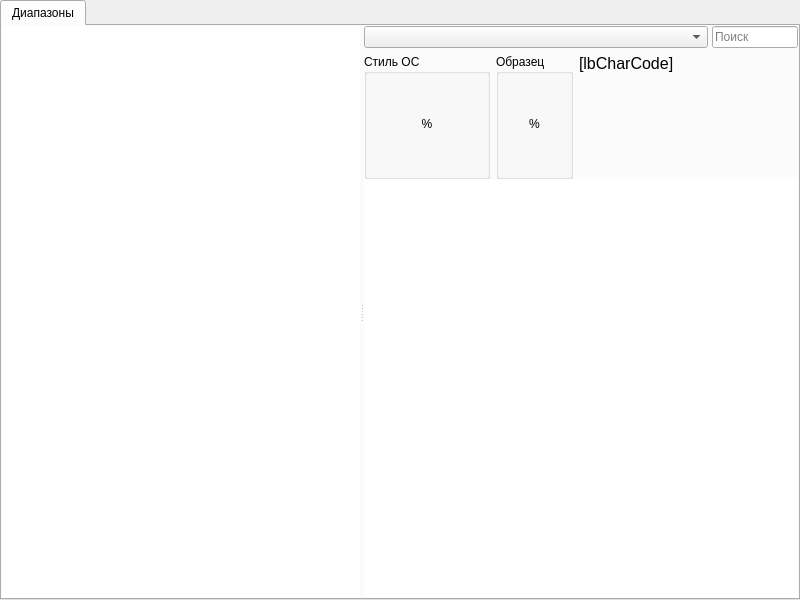
First picture: the form in Unicodia/FmMain.ui, repository Mercury13/unicodia, before the edit.
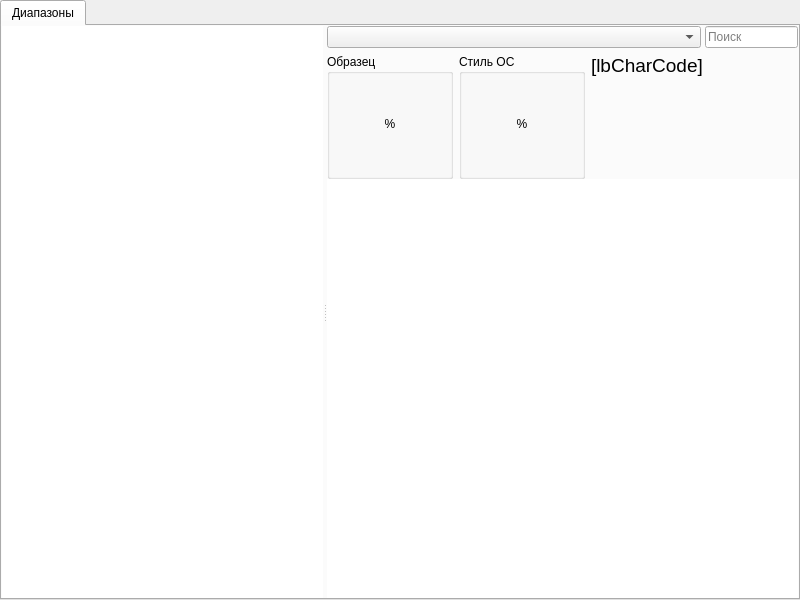
Second picture: the form after the edit.

Commit message: Теперь есть образец и стиль ОС

Diff of the .ui file:
```diff
--- a/Unicodia/FmMain.ui
+++ b/Unicodia/FmMain.ui
@@ -135,9 +135,9 @@
                <item>
                 <layout class="QHBoxLayout" name="horizontalLayout_4" stretch="0,0,1">
                  <item>
-                  <widget class="QGroupBox" name="grpTypoEngine">
+                  <widget class="QGroupBox" name="grpSample">
                    <property name="title">
-                    <string>Стиль ОС</string>
+                    <string>Образец</string>
                    </property>
                    <layout class="QHBoxLayout" name="horizontalLayout_2">
                     <property name="spacing">
@@ -183,9 +183,9 @@
                   </widget>
                  </item>
                  <item>
-                  <widget class="QGroupBox" name="grpSample">
+                  <widget class="QGroupBox" name="grpOs">
                    <property name="title">
-                    <string>Образец</string>
+                    <string>Стиль ОС</string>
                    </property>
                    <layout class="QHBoxLayout" name="horizontalLayout_3">
                     <property name="spacing">
@@ -204,7 +204,13 @@
                      <number>2</number>
                     </property>
                     <item>
-                     <widget class="QLabel" name="lbTypoEngine_2">
+                     <widget class="QLabel" name="lbOs">
+                      <property name="minimumSize">
+                       <size>
+                        <width>120</width>
+                        <height>100</height>
+                       </size>
+                      </property>
                       <property name="text">
                        <string>%</string>
                       </property>
@@ -238,7 +244,7 @@
                      <widget class="QLabel" name="lbCharCode">
                       <property name="font">
                        <font>
-                        <pointsize>12</pointsize>
+                        <pointsize>14</pointsize>
                         <stylestrategy>PreferAntialias</stylestrategy>
                        </font>
                       </property>
```
Left out of the diff: 2 changed lines with no effect on the pictures. The commit also changes 3 other files.
